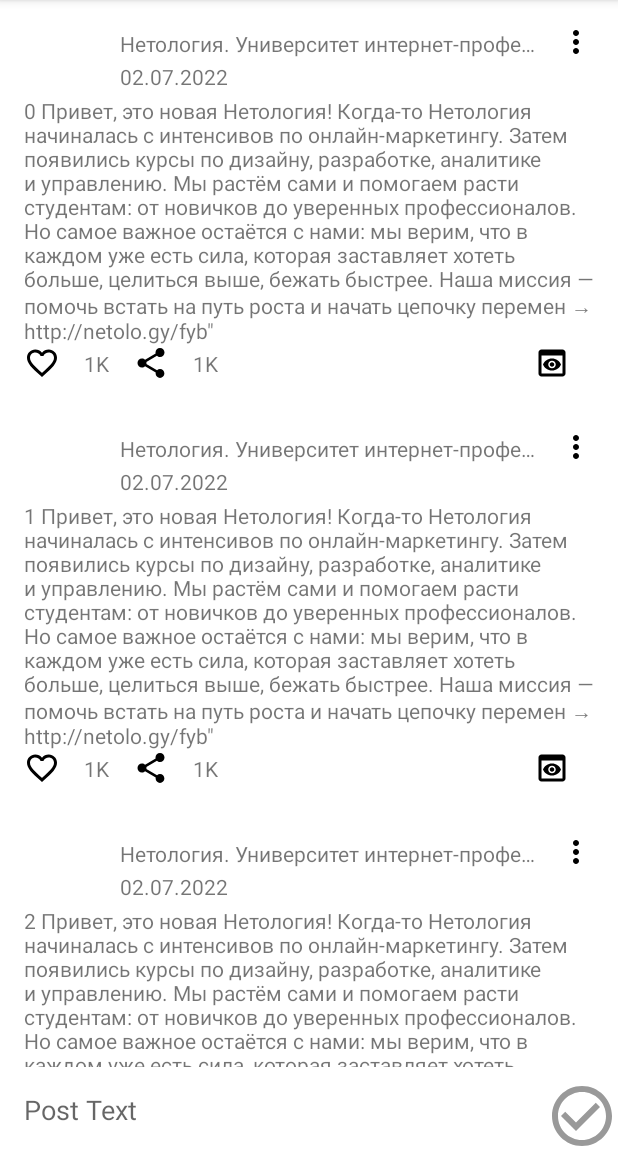
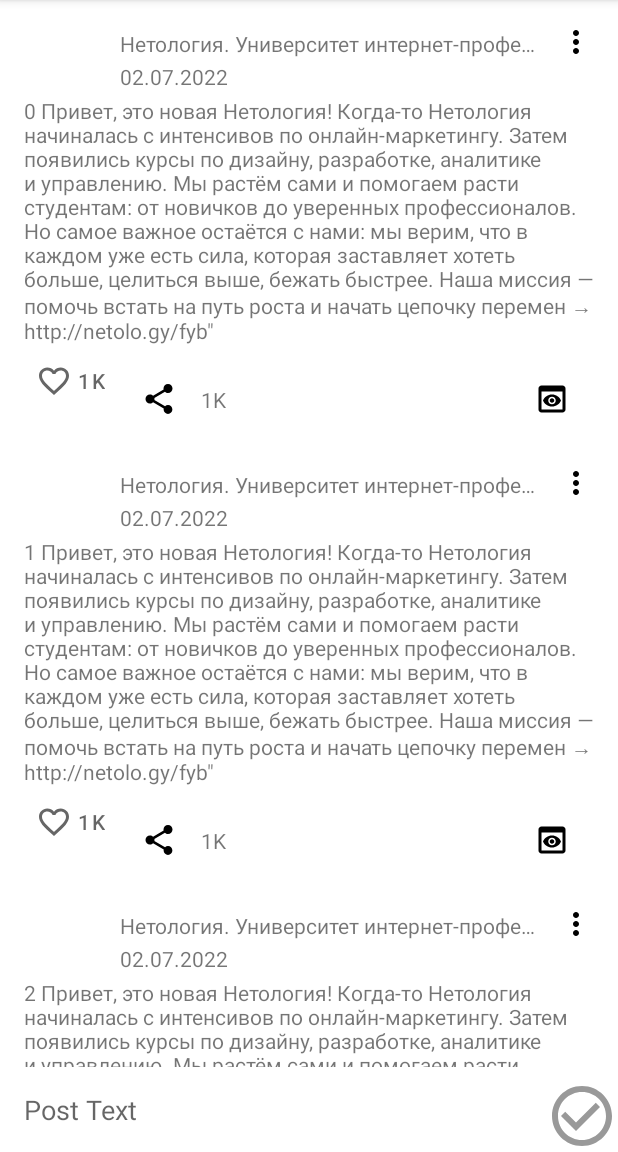
Before and after one commit to apexnt/NMedia, an Android app: the screen it shows after launch (MainActivity), on a phone screen of 412 x 824 dp, the part 84-1236 px from its top. Run offline under Robolectric (Android 15) with nearby library versions, the phone set to English and light mode, and no system bars.

Commit message:
add MD lecture

```diff
--- a/app/build.gradle
+++ b/app/build.gradle
@@ -43,6 +43,6 @@ dependencies {
     implementation 'androidx.constraintlayout:constraintlayout:2.1.4'
 
     //View Model
-    implementation "androidx.lifecycle:lifecycle-livedata-ktx:2.4.1"
-    implementation "androidx.activity:activity-ktx:1.4.0"
+    implementation "androidx.lifecycle:lifecycle-livedata-ktx:2.5.0"
+    implementation "androidx.activity:activity-ktx:1.5.0"
 }
--- a/app/src/main/java/ru/netology/nmedia/adapter/PostsAdapter.kt
+++ b/app/src/main/java/ru/netology/nmedia/adapter/PostsAdapter.kt
@@ -3,7 +3,6 @@ package ru.netology.nmedia.adapter
 import android.view.LayoutInflater
 import android.view.ViewGroup
 import android.widget.PopupMenu
-import androidx.annotation.DrawableRes
 import androidx.recyclerview.widget.DiffUtil
 import androidx.recyclerview.widget.ListAdapter
 import androidx.recyclerview.widget.RecyclerView
@@ -55,6 +54,7 @@ internal class PostsAdapter(
         init {
             binding.likes.setOnClickListener { listener.onLikeClicked(post) }
             binding.sharePost.setOnClickListener { listener.onShareClicked(post) }
+            binding.menu.setOnClickListener { popupMenu.show() }
         }
 
         fun bind(post: Post) {
@@ -63,16 +63,12 @@ internal class PostsAdapter(
                 authorName.text = post.author
                 content.text = post.content
                 date.text = post.publisher
-                likes.setImageResource(getLikeIconResId(post.likeByMe))
+//                likes.setButtonDrawable(getLikeIconResId(post.likeByMe))
+                likes.text = Counter().counterConversion(post.likeCount)
+                likes.isChecked = post.likeByMe
                 totalRepost.text = Counter().counterConversion(post.shareCount)
-                totalLikes.text = Counter().counterConversion(post.likeCount)
-                menu.setOnClickListener {popupMenu.show()}
             }
         }
-
-        @DrawableRes
-        private fun getLikeIconResId(liked: Boolean) =
-            if (liked) R.drawable.ic_like_red_24 else R.drawable.ic_like_24
     }
 
     private object DiffCallback : DiffUtil.ItemCallback<Post>() {
--- a/app/src/main/java/ru/netology/nmedia/viewModel/PostViewModel.kt
+++ b/app/src/main/java/ru/netology/nmedia/viewModel/PostViewModel.kt
@@ -47,6 +47,5 @@ class PostViewModel : ViewModel(), PostInteractionListener {
         currentPost.value = post
     }
 
-
     // endregion PostInteractionListener
 }
--- /dev/null
+++ b/app/src/main/res/color/like_checkbox_tint.xml
@@ -0,0 +1,5 @@
+<?xml version="1.0" encoding="utf-8"?>
+<selector xmlns:android="http://schemas.android.com/apk/res/android">
+    <item android:color="#ff0000" android:state_checked="true" />
+    <item android:color="?attr/colorControlNormal" />
+</selector>
--- /dev/null
+++ b/app/src/main/res/drawable/ic_like_not_like_24.xml
@@ -0,0 +1,5 @@
+<?xml version="1.0" encoding="utf-8"?>
+<selector xmlns:android="http://schemas.android.com/apk/res/android">
+    <item android:drawable="@drawable/ic_like_red_24" android:state_checked="true" />
+    <item android:drawable="@drawable/ic_like_24" />
+</selector>
--- a/app/src/main/res/layout/post.xml
+++ b/app/src/main/res/layout/post.xml
@@ -61,40 +61,31 @@
         android:id="@+id/content"
         android:layout_width="match_parent"
         android:layout_height="wrap_content"
+        app:layout_constraintBottom_toTopOf="@id/contentZero"
         app:layout_constraintEnd_toEndOf="parent"
         app:layout_constraintStart_toStartOf="parent"
         app:layout_constraintTop_toTopOf="@id/headerBarrier"
-        app:layout_constraintBottom_toTopOf="@id/contentZero"
         tools:text="@tools:sample/lorem/random" />
 
     <androidx.appcompat.widget.AppCompatTextView
         android:id="@+id/contentZero"
         android:layout_width="match_parent"
         android:layout_height="0dp"
+        app:layout_constraintBottom_toTopOf="@id/likes"
         app:layout_constraintEnd_toEndOf="parent"
         app:layout_constraintStart_toStartOf="parent"
-        app:layout_constraintTop_toTopOf="@id/likes"
-        app:layout_constraintBottom_toTopOf="@id/likes" />
+        app:layout_constraintTop_toTopOf="@id/likes" />
 
-
-    <androidx.appcompat.widget.AppCompatTextView
-        android:id="@+id/total_likes"
-        android:layout_width="0dp"
-        android:layout_height="wrap_content"
-        android:layout_marginStart="@dimen/common_spacing"
-        app:layout_constraintBottom_toBottomOf="parent"
-        app:layout_constraintStart_toEndOf="@id/likes"
-        app:layout_constraintTop_toTopOf="@id/likes"
-        tools:text="12500" />
-
-    <androidx.appcompat.widget.AppCompatImageButton
+    <com.google.android.material.button.MaterialButton
         android:id="@+id/likes"
+        style="@style/Widget.AppTheme.LikeCheckbox"
         android:layout_width="wrap_content"
         android:layout_height="wrap_content"
-        android:background="@android:color/transparent"
-        android:src="@drawable/ic_like_24"
+        android:checkable="true"
+        android:contentDescription="@string/like_button"
         app:layout_constraintBottom_toBottomOf="parent"
-        app:layout_constraintStart_toStartOf="parent" />
+        app:layout_constraintStart_toStartOf="parent"
+        tools:text="100500" />
 
     <androidx.appcompat.widget.AppCompatImageButton
         android:id="@+id/share_post"
@@ -104,7 +95,7 @@
         android:background="@android:color/transparent"
         android:src="@drawable/ic_share_24"
         app:layout_constraintBottom_toBottomOf="parent"
-        app:layout_constraintStart_toEndOf="@id/total_likes" />
+        app:layout_constraintStart_toEndOf="@id/likes" />
 
     <androidx.appcompat.widget.AppCompatTextView
         android:id="@+id/total_repost"
@@ -122,9 +113,9 @@
         android:layout_height="wrap_content"
         android:layout_marginStart="@dimen/common_spacing"
         android:singleLine="true"
-        app:layout_constraintTop_toTopOf="@id/preview"
         app:layout_constraintBottom_toBottomOf="parent"
         app:layout_constraintEnd_toEndOf="parent"
+        app:layout_constraintTop_toTopOf="@id/preview"
         tools:text="15000" />
 
     <androidx.appcompat.widget.AppCompatImageButton
--- a/app/src/main/res/values/dimens.xml
+++ b/app/src/main/res/values/dimens.xml
@@ -2,4 +2,5 @@
 <resources>
     <dimen name="common_spacing">16dp</dimen>
     <dimen name="post_avatar_size">48dp</dimen>
+    <dimen name="icon_button_min_size">48dp</dimen>
 </resources>
--- a/app/src/main/res/values/strings.xml
+++ b/app/src/main/res/values/strings.xml
@@ -5,7 +5,8 @@
     <string name="remove">Remove</string>
     <string name="post_text">Post Text</string>
     <string name="menu_edit">Edit</string>
-    <string name="save_content">save changes</string>
-    <string name="canсel_edit">cancel edit</string>
+    <string name="save_content">Save Changes</string>
+    <string name="canсel_edit">Cancel Edit</string>
     <string name="string_edit">Editing</string>
+    <string name="like_button">Like_Button</string>
 </resources>
--- a/app/src/main/res/values/themes.xml
+++ b/app/src/main/res/values/themes.xml
@@ -13,4 +13,12 @@
         <item name="android:statusBarColor" tools:targetApi="l">?attr/colorPrimaryVariant</item>
         <!-- Customize your theme here. -->
     </style>
+
+    <style name="Widget.AppTheme.LikeCheckbox" parent="Widget.MaterialComponents.Button.TextButton.Icon">
+
+        <item name="icon">@drawable/ic_like_24</item>
+        <item name="iconTint">@color/like_checkbox_tint</item>
+        <item name="android:minWidth">@dimen/icon_button_min_size</item>
+        <item name="android:minHeight">@dimen/icon_button_min_size</item>
+    </style>
 </resources>
```
Also changed, not shown: 1 other file.
